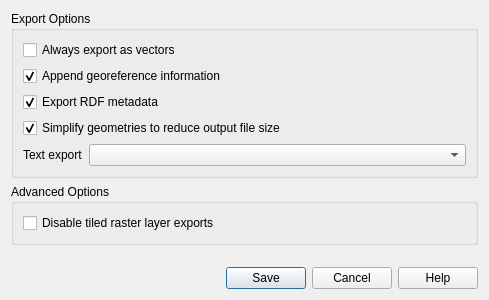
Old version of the form src/ui/layout/qgspdfexportoptions.ui in the repository qgis/QGIS.
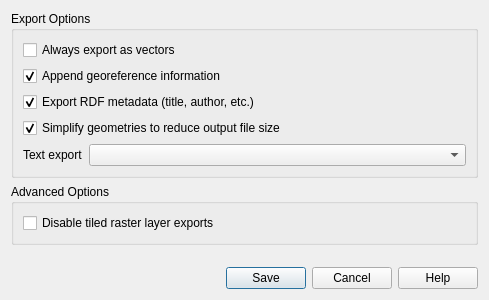
New version of the form. Custom widgets are drawn as their Qt base class.

Commit message: Be more descriptive as to what 'RDF metadata' is

```diff
--- a/src/ui/layout/qgspdfexportoptions.ui
+++ b/src/ui/layout/qgspdfexportoptions.ui
@@ -53,7 +53,7 @@
       <item row="2" column="0" colspan="2">
        <widget class="QCheckBox" name="mIncludeMetadataCheckbox">
         <property name="text">
-         <string>Export RDF metadata</string>
+         <string>Export RDF metadata (title, author, etc.)</string>
         </property>
         <property name="checked">
          <bool>true</bool>
```
The commit also changes 1 other file.
